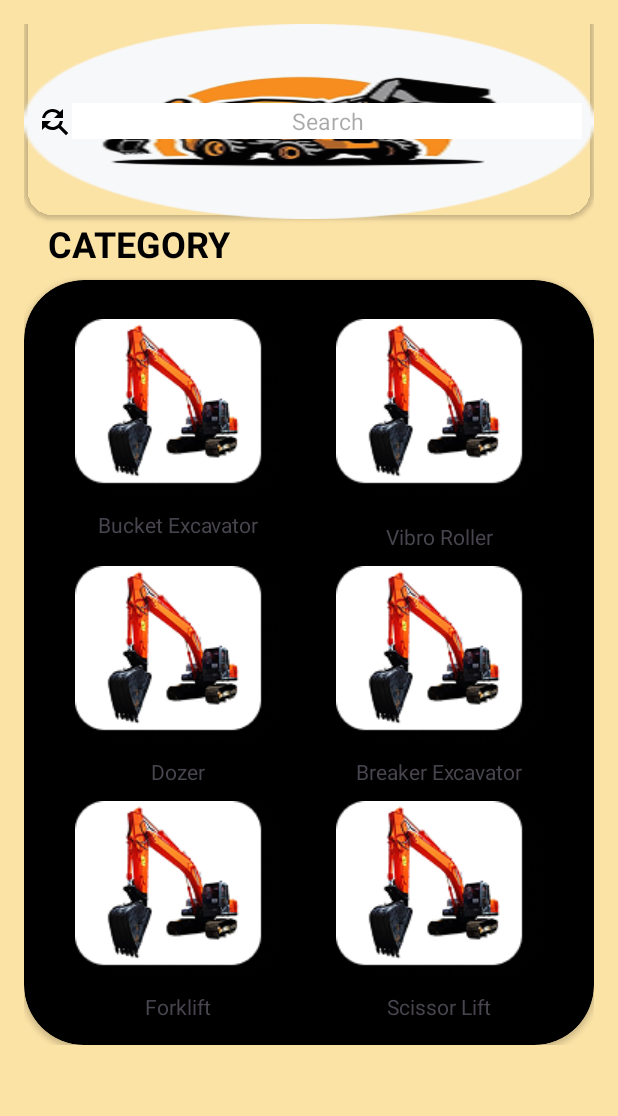
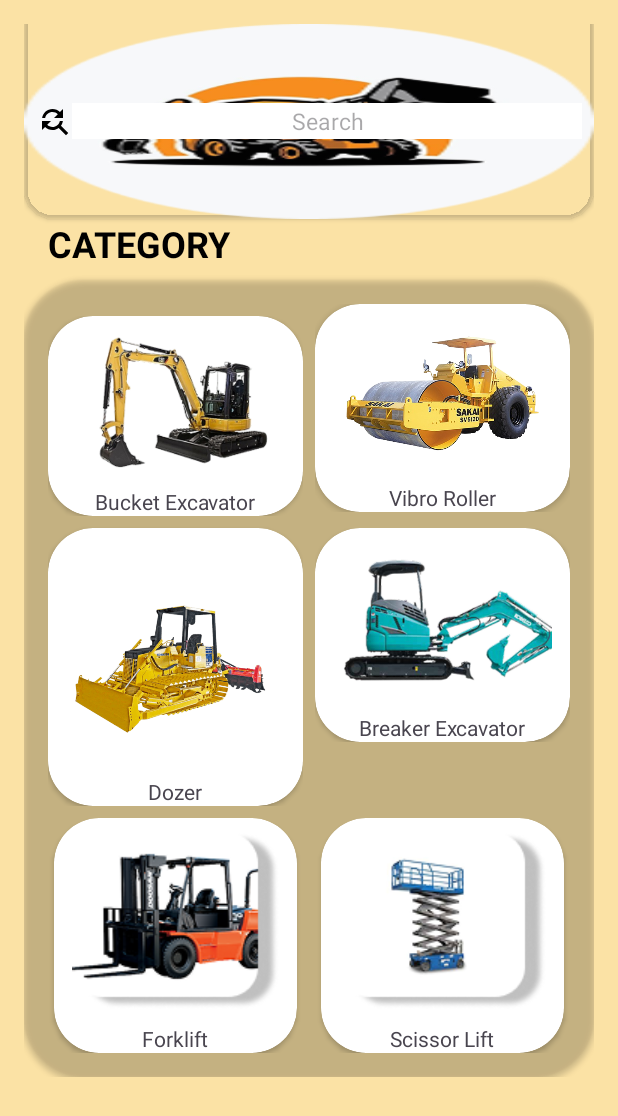
Before and after one commit to bonraizen/ALBER2, an Android app: the screen it shows after launch once a user with an empty profile is signed in (beranda), on a phone screen of 412 x 824 dp. Shown: the top 1116 px of the screen. Run offline under Robolectric (Android 15) with nearby library versions, the phone set to English and light mode, and no system bars; our stand-ins replace Firebase (no records; nobody signed in at launch, a user with empty details on screens opened directly).

Commit message:
initial commit

```diff
--- a/app/src/main/java/com/example/alber2/SignUp.java
+++ b/app/src/main/java/com/example/alber2/SignUp.java
@@ -57,10 +57,7 @@ public class SignUp extends AppCompatActivity {
 
         sumber();
 
-        btnlogin.setOnClickListener(v -> {
-            Intent pindahlogin = new Intent(SignUp.this, Login.class);
-            startActivity(pindahlogin);
-        });
+
 
         btnsignup.setOnClickListener(v -> {
             String nama = etnama.getText().toString();
--- a/app/src/main/res/layout/activity_beranda.xml
+++ b/app/src/main/res/layout/activity_beranda.xml
@@ -55,7 +55,7 @@
                 android:textSize="15dp"
                 tools:ignore="TouchTargetSizeCheck,TextSizeCheck" />
         </LinearLayout>
-    </androidx.cardview.widget.CardView>
+        </androidx.cardview.widget.CardView>
         <!-- Category Title -->
         <TextView
             android:layout_width="wrap_content"
@@ -68,11 +68,12 @@
             android:textColor="#000000"/>
 
         <!-- Category Grid -->
-        <androidx.cardview.widget.CardView
+         <androidx.cardview.widget.CardView
             android:layout_width="match_parent"
             android:layout_height="match_parent"
             app:cardCornerRadius="40dp"
-            app:cardBackgroundColor="@color/black">
+            app:cardBackgroundColor="@color/tranparent">
+
         <GridLayout
             android:layout_width="match_parent"
             android:layout_height="wrap_content"
@@ -84,10 +85,20 @@
             <LinearLayout
                 android:layout_width="0dp"
                 android:layout_height="wrap_content"
+                android:layout_marginTop="8dp"
                 android:layout_columnWeight="1"
                 android:orientation="vertical"
                 android:gravity="center">
 
+                <androidx.cardview.widget.CardView
+                    android:layout_width="wrap_content"
+                    android:layout_height="wrap_content"
+                    app:cardCornerRadius="30dp">
+                    <LinearLayout
+                        android:layout_width="wrap_content"
+                        android:layout_height="wrap_content"
+                        android:orientation="vertical"
+                        android:gravity="center">
                 <ImageButton
                     android:id="@+id/btnexca"
                     android:layout_width="wrap_content"
@@ -96,13 +107,14 @@
                     android:backgroundTint="@color/tranparent"
                     android:contentDescription="bucket_excavator"
                     android:scaleType="fitCenter"
-                    android:src="@drawable/exca_b1"
+                    android:src="@drawable/exca5tn_cat"
                     android:visibility="visible" />
                 <TextView
                     android:layout_width="wrap_content"
                     android:layout_height="wrap_content"
-                    android:text="Bucket Excavator"
-                    />
+                    android:text="Bucket Excavator" />
+                    </LinearLayout>
+                </androidx.cardview.widget.CardView>
             </LinearLayout>
 
             <!-- Category Item 2 -->
@@ -111,8 +123,18 @@
                 android:layout_height="wrap_content"
                 android:layout_columnWeight="1"
                 android:orientation="vertical"
+                android:layout_marginLeft="8dp"
                 android:gravity="center">
 
+            <androidx.cardview.widget.CardView
+                android:layout_width="wrap_content"
+                android:layout_height="wrap_content"
+                app:cardCornerRadius="30dp">
+            <LinearLayout
+                android:layout_width="wrap_content"
+                android:layout_height="wrap_content"
+                android:orientation="vertical"
+                android:gravity="center">
                 <ImageButton
                     android:id="@+id/btnroller"
                     android:layout_width="wrap_content"
@@ -121,13 +143,15 @@
                     android:backgroundTint="@color/tranparent"
                     android:contentDescription="bucket_excavator"
                     android:scaleType="fitCenter"
-                    android:src="@drawable/exca_b1"
+                    android:src="@drawable/vibrol"
                     android:visibility="visible" />
                 <TextView
                     android:layout_width="wrap_content"
                     android:layout_height="wrap_content"
                     android:text="Vibro Roller"
-                    android:layout_marginTop="8dp"/>
+                    android:layout_marginTop="0dp"/>
+            </LinearLayout>
+            </androidx.cardview.widget.CardView>
             </LinearLayout>
 
             <!-- Category Item 3 -->
@@ -138,6 +162,17 @@
                 android:orientation="vertical"
                 android:gravity="center">
 
+            <androidx.cardview.widget.CardView
+                android:layout_width="wrap_content"
+                android:layout_height="wrap_content"
+                android:layout_marginTop="8dp"
+                app:cardCornerRadius="30dp">
+            <LinearLayout
+                android:layout_width="wrap_content"
+                android:layout_height="wrap_content"
+                android:orientation="vertical"
+                android:gravity="center">
+
                 <ImageButton
                     android:id="@+id/btndozer"
                     android:layout_width="wrap_content"
@@ -145,23 +180,37 @@
                     android:adjustViewBounds="true"
                     android:backgroundTint="@color/tranparent"
                     android:contentDescription="bucket_excavator"
+                    android:cropToPadding="true"
                     android:scaleType="fitCenter"
-                    android:src="@drawable/exca_b1"
+                    android:src="@drawable/doser"
                     android:visibility="visible" />
                 <TextView
                     android:layout_width="wrap_content"
                     android:layout_height="wrap_content"
                     android:text="Dozer" />
             </LinearLayout>
+            </androidx.cardview.widget.CardView>
+            </LinearLayout>
 
             <!-- Category Item 4 -->
             <LinearLayout
                 android:layout_width="0dp"
                 android:layout_height="wrap_content"
+                android:layout_marginLeft="8dp"
+                android:layout_marginTop="8dp"
                 android:layout_columnWeight="1"
                 android:orientation="vertical"
                 android:gravity="center">
 
+            <androidx.cardview.widget.CardView
+                android:layout_width="wrap_content"
+                android:layout_height="wrap_content"
+                app:cardCornerRadius="30dp">
+            <LinearLayout
+                android:layout_width="wrap_content"
+                android:layout_height="wrap_content"
+                android:orientation="vertical"
+                android:gravity="center">
                 <ImageButton
                     android:id="@+id/btnbreakerexca"
                     android:layout_width="wrap_content"
@@ -170,7 +219,7 @@
                     android:backgroundTint="@color/tranparent"
                     android:contentDescription="bucket_excavator"
                     android:scaleType="fitCenter"
-                    android:src="@drawable/exca_b1"
+                    android:src="@drawable/dtexca_klbco_5tn"
                     android:visibility="visible" />
                 <TextView
                     android:layout_width="wrap_content"
@@ -178,15 +227,27 @@
                     android:text="Breaker Excavator"
                     />
             </LinearLayout>
+            </androidx.cardview.widget.CardView>
+            </LinearLayout>
 
             <!-- Category Item 5 -->
             <LinearLayout
                 android:layout_width="0dp"
                 android:layout_height="wrap_content"
+                android:layout_marginTop="8dp"
                 android:layout_columnWeight="1"
                 android:orientation="vertical"
                 android:gravity="center">
 
+            <androidx.cardview.widget.CardView
+                android:layout_width="wrap_content"
+                android:layout_height="wrap_content"
+                app:cardCornerRadius="30dp">
+            <LinearLayout
+                android:layout_width="wrap_content"
+                android:layout_height="wrap_content"
+                android:orientation="vertical"
+                android:gravity="center">
                 <ImageButton
                     android:id="@+id/btnforklift"
                     android:layout_width="wrap_content"
@@ -195,22 +256,35 @@
                     android:backgroundTint="@color/tranparent"
                     android:contentDescription="bucket_excavator"
                     android:scaleType="fitCenter"
-                    android:src="@drawable/exca_b1"
+                    android:src="@drawable/forklif_b1"
                     android:visibility="visible" />
                 <TextView
                     android:layout_width="wrap_content"
                     android:layout_height="wrap_content"
                     android:text="Forklift" />
             </LinearLayout>
+            </androidx.cardview.widget.CardView>
+            </LinearLayout>
 
             <!-- Category Item 6 -->
             <LinearLayout
                 android:layout_width="0dp"
                 android:layout_height="wrap_content"
+                android:layout_marginLeft="8dp"
+                android:layout_marginTop="8dp"
                 android:layout_columnWeight="1"
                 android:orientation="vertical"
                 android:gravity="center">
 
+            <androidx.cardview.widget.CardView
+                android:layout_width="wrap_content"
+                android:layout_height="wrap_content"
+                app:cardCornerRadius="30dp">
+            <LinearLayout
+                android:layout_width="wrap_content"
+                android:layout_height="wrap_content"
+                android:orientation="vertical"
+                android:gravity="center">
                 <ImageButton
                     android:id="@+id/btnlift"
                     android:layout_width="wrap_content"
@@ -219,18 +293,17 @@
                     android:backgroundTint="@color/tranparent"
                     android:contentDescription="bucket_excavator"
                     android:scaleType="fitCenter"
-                    android:src="@drawable/exca_b1"
+                    android:src="@drawable/lift_b1"
                     android:visibility="visible" />
                 <TextView
                     android:layout_width="wrap_content"
                     android:layout_height="wrap_content"
                     android:text="Scissor Lift" />
             </LinearLayout>
+            </androidx.cardview.widget.CardView>
+            </LinearLayout>
 
         </GridLayout>
         </androidx.cardview.widget.CardView>
-
-
-
     </LinearLayout>
 </ScrollView>
--- a/app/src/main/res/layout/activity_breakexca.xml
+++ b/app/src/main/res/layout/activity_breakexca.xml
@@ -39,6 +39,7 @@
             android:layout_width="wrap_content"
             android:layout_height="wrap_content"
             android:text="Breaker adalah attachment tambahan yang membuat excavator menjadi lebih mampu lagi. "
+            android:textAlignment="center"
             android:textSize="14sp"
             android:textColor="#000000"
             android:layout_marginBottom="16dp"/>
--- a/app/src/main/res/layout/activity_bucketexca.xml
+++ b/app/src/main/res/layout/activity_bucketexca.xml
@@ -42,6 +42,7 @@
             android:layout_width="wrap_content"
             android:layout_height="wrap_content"
             android:text="Menggali, memindahkan, dan meratakan tanah. Excavator juga dapat digunakan untuk mengeruk sungai, menancapkan pondasi, dan memecahkan batu."
+            android:textAlignment="center"
             android:textSize="14sp"
             android:textColor="#000000"
             android:layout_marginBottom="16dp"/>
--- a/app/src/main/res/layout/activity_signup.xml
+++ b/app/src/main/res/layout/activity_signup.xml
@@ -4,6 +4,7 @@
     android:layout_height="match_parent"
     android:id="@+id/main"
     tools:context=".SignUp"
+    android:orientation="vertical"
     android:background="#FDE5A3">
 
     <LinearLayout
@@ -30,7 +31,6 @@
             android:background="@drawable/form_background"
             android:orientation="vertical"
             android:padding="20dp"
-            android:layout_alignParentBottom="true"
             android:layout_marginBottom="32dp">
 
 
```
Also changed, not shown: app/src/main/java/com/example/alber2/profileuser.java (+24 -5 lines), app/src/main/res/layout/activity_dt_mini_exc5tn_kblco.xml (+58 -22 lines).
